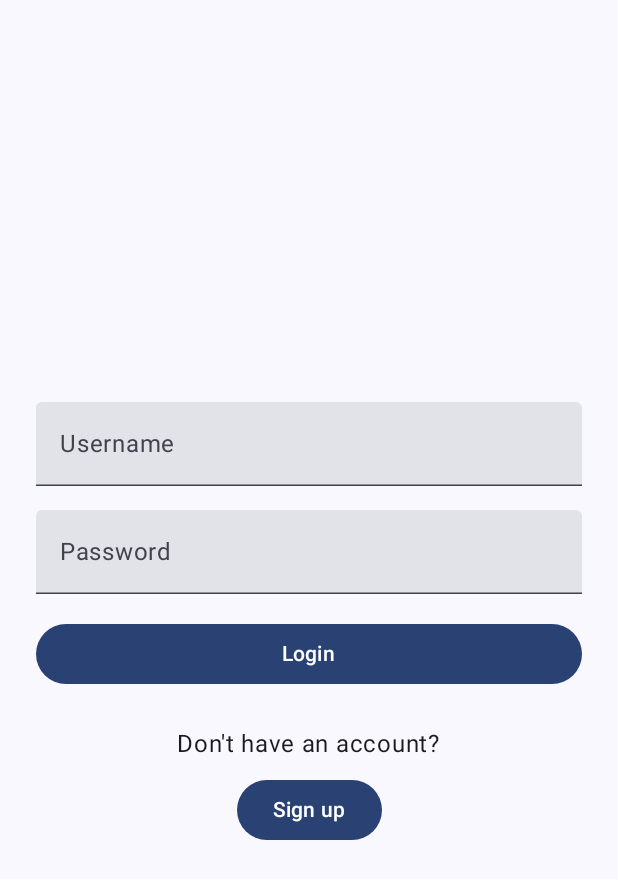
After one commit to egecam/RateYourGame, an Android app built with Jetpack Compose: the LoginScreen screen opened through its navigation route, on a phone screen of 412 x 824 dp. The commit adds this screen. Shown: the top 879 px of the screen. Run offline under Robolectric (Android 15) with nearby library versions, the phone set to English and light mode, and no system bars; our stand-ins replace Room's generated code.

Commit message:
Added Login and Signup feature

```diff
--- a/app/src/main/java/com/example/rateyourgame/MainActivity.kt
+++ b/app/src/main/java/com/example/rateyourgame/MainActivity.kt
@@ -8,13 +8,20 @@ import androidx.compose.material3.MaterialTheme
 import androidx.compose.material3.Surface
 import androidx.compose.runtime.Composable
 import androidx.compose.ui.Modifier
+import androidx.lifecycle.viewmodel.compose.viewModel
 import androidx.navigation.NavType
 import androidx.navigation.compose.NavHost
 import androidx.navigation.compose.composable
 import androidx.navigation.compose.rememberNavController
 import androidx.navigation.navArgument
+import androidx.room.Room
+import com.example.rateyourgame.ViewModels.AuthViewModel
+import com.example.rateyourgame.ViewModels.SharedViewModel
+import com.example.rateyourgame.database.AppDatabase
 import com.example.rateyourgame.screens.GameDetailsScreen
 import com.example.rateyourgame.screens.GameListScreen
+import com.example.rateyourgame.screens.LoginScreen
+import com.example.rateyourgame.screens.SignUpScreen
 import com.example.rateyourgame.screens.SplashScreen
 import com.example.rateyourgame.ui.theme.RateYourGameTheme
 
@@ -22,13 +29,22 @@ import com.example.rateyourgame.ui.theme.RateYourGameTheme
 class MainActivity : ComponentActivity() {
     override fun onCreate(savedInstanceState: Bundle?) {
         super.onCreate(savedInstanceState)
+        val database = Room.databaseBuilder(
+            applicationContext,
+            AppDatabase::class.java, "app-database"
+        ).build()
+
+        val userDao = database.userDao()
+        val authViewModel = AuthViewModel(userDao)
+
         setContent {
             RateYourGameTheme {
+                val sharedViewModel: SharedViewModel = viewModel()
                 // A surface container using the 'background' color from the theme
                 Surface(
                     modifier = Modifier.fillMaxSize(),
                     color = MaterialTheme.colorScheme.background) {
-                    MyApp()
+                    MyApp(authViewModel, sharedViewModel)
                 }
             }
         }
@@ -36,7 +52,7 @@ class MainActivity : ComponentActivity() {
 }
 
 @Composable
-fun MyApp() {
+fun MyApp(authViewModel: AuthViewModel, sharedViewModel: SharedViewModel) {
     val navController = rememberNavController()
 
     NavHost(
@@ -46,10 +62,16 @@ fun MyApp() {
         composable("splash_screen") {
             SplashScreen(navController = navController)
         }
-        composable("game_list_screen_route") {
+        composable("login_screen") {
+            LoginScreen(navController, authViewModel, sharedViewModel)
+        }
+        composable("signup_screen") {
+            SignUpScreen(navController, authViewModel, sharedViewModel)
+        }
+        composable("game_list_screen") {
             GameListScreen(navController = navController)
         }
-        composable("game_details_screen_route/{gameId}",
+        composable("game_details_screen/{gameId}",
             arguments = listOf(navArgument("gameId") { type = NavType.IntType })
         ) { backStackEntry ->
             val gameId = backStackEntry.arguments?.getInt("gameId") ?: 0
--- /dev/null
+++ b/app/src/main/java/com/example/rateyourgame/ViewModels/AuthViewModel.kt
@@ -0,0 +1,25 @@
+package com.example.rateyourgame.ViewModels
+
+import androidx.lifecycle.ViewModel
+import com.example.rateyourgame.database.UserDao
+import com.example.rateyourgame.dataclasses.User
+import kotlinx.coroutines.CoroutineScope
+import kotlinx.coroutines.Dispatchers
+import kotlinx.coroutines.withContext
+
+class AuthViewModel(private val userDao: UserDao) : ViewModel() {
+
+    private val viewModelScope = CoroutineScope(Dispatchers.IO)
+
+    suspend fun login(username: String, password: String): User? {
+        return withContext(Dispatchers.IO) {
+            userDao.login(username, password)
+        }
+    }
+
+    suspend fun signUp(user: User) {
+        withContext(Dispatchers.IO) {
+            userDao.signUp(user)
+        }
+    }
+}
--- /dev/null
+++ b/app/src/main/java/com/example/rateyourgame/ViewModels/SharedViewModel.kt
@@ -0,0 +1,14 @@
+package com.example.rateyourgame.ViewModels
+
+import androidx.lifecycle.ViewModel
+import kotlinx.coroutines.flow.MutableStateFlow
+import kotlinx.coroutines.flow.StateFlow
+
+class SharedViewModel : ViewModel() {
+    private val _successMessage = MutableStateFlow<String?>(null)
+    val successMessage: StateFlow<String?> = _successMessage
+
+    fun setSuccessMessage(message: String) {
+        _successMessage.value = message
+    }
+}
--- /dev/null
+++ b/app/src/main/java/com/example/rateyourgame/database/AppDatabase.kt
@@ -0,0 +1,10 @@
+package com.example.rateyourgame.database
+
+import androidx.room.Database
+import androidx.room.RoomDatabase
+import com.example.rateyourgame.dataclasses.User
+
+@Database(entities = [User::class], version = 1, exportSchema = false)
+abstract class AppDatabase : RoomDatabase() {
+    abstract fun userDao(): UserDao
+}
--- /dev/null
+++ b/app/src/main/java/com/example/rateyourgame/database/UserDao.kt
@@ -0,0 +1,15 @@
+package com.example.rateyourgame.database
+
+import androidx.room.Dao
+import androidx.room.Insert
+import androidx.room.Query
+import com.example.rateyourgame.dataclasses.User
+
+@Dao
+interface UserDao {
+    @Query("SELECT * FROM users WHERE username = :username AND password = :password")
+    fun login(username: String, password: String): User?
+
+    @Insert
+    fun signUp(user: User)
+}
--- a/app/src/main/java/com/example/rateyourgame/screens/GameListScreen.kt
+++ b/app/src/main/java/com/example/rateyourgame/screens/GameListScreen.kt
@@ -85,7 +85,7 @@ fun GameItem(game: Game, navController: NavController) {
             .fillMaxWidth()
             .padding(10.dp)
             .clickable {
-                navController.navigate("game_details_screen_route/${game.id}")
+                navController.navigate("game_details_screen/${game.id}")
             },
     ) {
         Column {
--- /dev/null
+++ b/app/src/main/java/com/example/rateyourgame/screens/LoginScreen.kt
@@ -0,0 +1,143 @@
+package com.example.rateyourgame.screens
+
+import androidx.compose.foundation.layout.Arrangement
+import androidx.compose.foundation.layout.Column
+import androidx.compose.foundation.layout.Spacer
+import androidx.compose.foundation.layout.fillMaxSize
+import androidx.compose.foundation.layout.fillMaxWidth
+import androidx.compose.foundation.layout.height
+import androidx.compose.foundation.layout.padding
+import androidx.compose.material3.AlertDialog
+import androidx.compose.material3.Button
+import androidx.compose.material3.Text
+import androidx.compose.material3.TextField
+import androidx.compose.runtime.Composable
+import androidx.compose.runtime.DisposableEffect
+import androidx.compose.runtime.collectAsState
+import androidx.compose.runtime.getValue
+import androidx.compose.runtime.mutableStateOf
+import androidx.compose.runtime.remember
+import androidx.compose.runtime.setValue
+import androidx.compose.ui.Alignment
+import androidx.compose.ui.Modifier
+import androidx.compose.ui.text.input.PasswordVisualTransformation
+import androidx.compose.ui.unit.dp
+import androidx.lifecycle.viewModelScope
+import androidx.navigation.NavController
+import com.example.rateyourgame.ViewModels.AuthViewModel
+import com.example.rateyourgame.ViewModels.SharedViewModel
+import kotlinx.coroutines.launch
+
+@Composable
+fun LoginScreen(navController: NavController,  authViewModel: AuthViewModel, sharedViewModel: SharedViewModel) {
+    var username by remember { mutableStateOf("") }
+    var password by remember { mutableStateOf("") }
+    var showError by remember { mutableStateOf(false) }
+    var infoMessage by remember { mutableStateOf("") }
+
+    // Retrieve success message from SharedViewModel
+    val successMessage = sharedViewModel.successMessage.collectAsState().value
+
+    // Update the success message when username or password is changed
+    DisposableEffect(username, password) {
+        onDispose {
+            sharedViewModel.setSuccessMessage("") // Clear the success message
+        }
+    }
+
+    // Show AlertDialog when successMessage is not null or empty
+    if (successMessage?.isNotEmpty() == true) {
+        AlertDialog(
+            onDismissRequest = {
+                sharedViewModel.setSuccessMessage("") // Clear the success message
+            },
+            title = {
+                Text(text = "Success")
+            },
+            text = {
+                Text(text = successMessage)
+            },
+            confirmButton = {
+                Button(
+                    onClick = {
+                        sharedViewModel.setSuccessMessage("") // Clear the success message
+                    }
+                ) {
+                    Text("OK")
+                }
+            }
+        )
+    }
+
+    Column(
+        modifier = Modifier
+            .fillMaxSize()
+            .padding(16.dp),
+        verticalArrangement = Arrangement.Center,
+        horizontalAlignment = Alignment.CenterHorizontally
+    ) {
+        TextField(
+            value = username,
+            onValueChange = { username = it },
+            label = { Text("Username") },
+            modifier = Modifier.fillMaxWidth().padding(8.dp)
+        )
+        TextField(
+            value = password,
+            onValueChange = { password = it },
+            label = { Text("Password") },
+            modifier = Modifier.fillMaxWidth().padding(8.dp),
+            visualTransformation = PasswordVisualTransformation()
+        )
+        if (showError) {
+            AlertDialog(
+                onDismissRequest = {
+                    showError = false // Clear the success message
+                },
+                title = {
+                    Text(text = "Couldn't log in")
+                },
+                text = {
+                    Text("Username or Password is wrong. Try again.")
+                },
+                confirmButton = {
+                    Button(
+                        onClick = {
+                            showError = false // Clear the success message
+                        }
+                    ) {
+                        Text("OK")
+                    }
+                }
+            )
+        }
+        Button(
+            onClick = {
+                // Perform login logic
+                authViewModel.viewModelScope.launch {
+                    val user = authViewModel.login(username, password)
+                    if (user != null) {
+                        navController.navigate("game_list_screen")
+                    } else {
+                        showError = true
+                    }
+                }
+            },
+            modifier = Modifier
+                .fillMaxWidth()
+                .padding(8.dp)
+        ) {
+            Text("Login")
+        }
+        Spacer(modifier = Modifier.height(16.dp))
+        Text("Don't have an account?")
+        Spacer(modifier = Modifier.height(8.dp))
+        Button(
+            onClick = {
+                navController.navigate("signup_screen")
+            }
+        ) {
+            Text("Sign up")
+        }
+    }
+}
--- a/app/src/main/java/com/example/rateyourgame/screens/SplashScreen.kt
+++ b/app/src/main/java/com/example/rateyourgame/screens/SplashScreen.kt
@@ -29,7 +29,7 @@ fun SplashScreen(navController: NavHostController){
     LaunchedEffect(key1 = true){
         delay(2000)
         navController.popBackStack()
-        navController.navigate("game_list_screen_route")
+        navController.navigate("login_screen")
     }
 
 
```
Also changed, not shown: app/build.gradle.kts (+6 -2 lines), app/src/main/java/com/example/rateyourgame/dataclasses/UserDataClass.kt (added, +12 -0 lines), app/src/main/java/com/example/rateyourgame/screens/SignupScreen.kt (added, +93 -0 lines).
